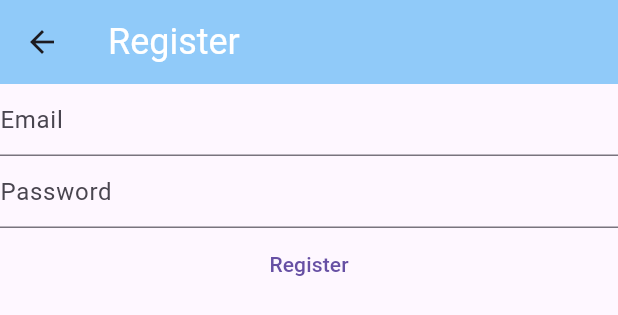
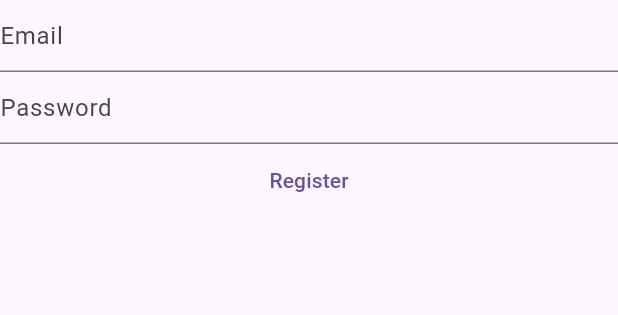
Before and after one commit to JenishLunagariya/my-test-app-bcjn24, a Flutter app: the RegisterView widget shown alone on an empty page, opened directly, on a phone screen of 412 x 824 dp. Shown: the top 315 px of the screen. Run offline on Flutter 3.47's test engine with Material 3 defaults, Android fonts, the phone set to English and light mode, and no system bars; our stand-ins replace firebase_auth, firebase_core; accounts and stored records are empty.

Commit message:
removed scaffold return to column return on home page

```diff
--- a/lib/views/register_view.dart
+++ b/lib/views/register_view.dart
@@ -30,21 +30,6 @@ class _RegisterViewState extends State<RegisterView> {
 
   @override
   Widget build(BuildContext context) {
-    return Scaffold(
-      appBar: AppBar(
-        title: const Text(
-          "Register",
-        ),
-        titleTextStyle: const TextStyle(color: Colors.white, fontSize: 24),
-        backgroundColor: Colors.blue.shade200,
-      ),
-      body: FutureBuilder(
-        future: Firebase.initializeApp(
-          options: DefaultFirebaseOptions.currentPlatform,
-        ),
-        builder: (context, snapshot) {
-          switch (snapshot.connectionState) {
-            case ConnectionState.done:
     return Column(
       children: [
         TextField(
@@ -86,11 +71,5 @@ class _RegisterViewState extends State<RegisterView> {
         ),
       ],
     );
-            default:
-              return const Text("Loading...");
-          }
-        },
-      ),
-    );
   }
 }
```
Lines whose indentation alone changed are shown as unchanged.
